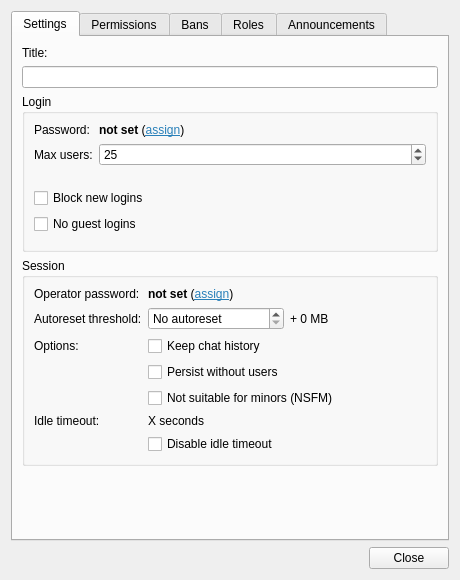
The window that src/desktop/ui/sessionsettings.ui (drawpile/Drawpile) describes before a commit, drawn with Qt 5.
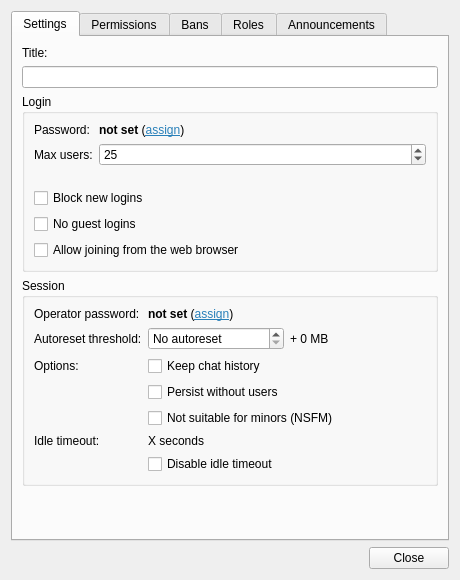
The same window after the commit. Icons and pictures are not drawn. Custom widgets are drawn as their Qt base class.

Patch:
```diff
--- a/src/desktop/ui/sessionsettings.ui
+++ b/src/desktop/ui/sessionsettings.ui
@@ -241,18 +241,12 @@
             </property>
            </widget>
           </item>
-          <item row="5" column="1">
-           <spacer>
-            <property name="orientation">
-             <enum>Qt::Vertical</enum>
+          <item row="5" column="0" colspan="2">
+           <widget class="QCheckBox" name="allowWeb">
+            <property name="text">
+             <string>Allow joining from the web browser</string>
             </property>
-            <property name="sizeHint" stdset="0">
-             <size>
-              <width>20</width>
-              <height>0</height>
-             </size>
-            </property>
-           </spacer>
+           </widget>
           </item>
          </layout>
         </widget>
```
